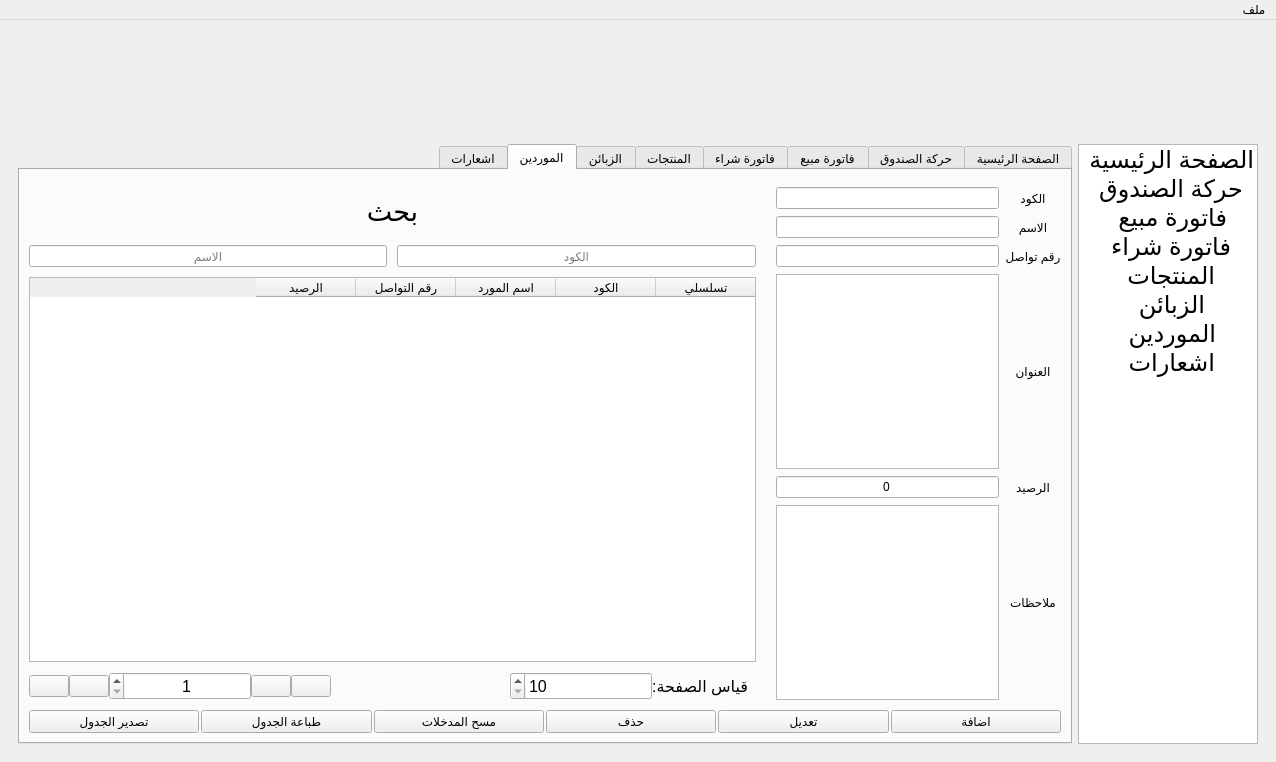
This is j_shop.ui in sameraga/Al_Jamal_Shop as Qt 5 draws it before an edit. The edited form follows.
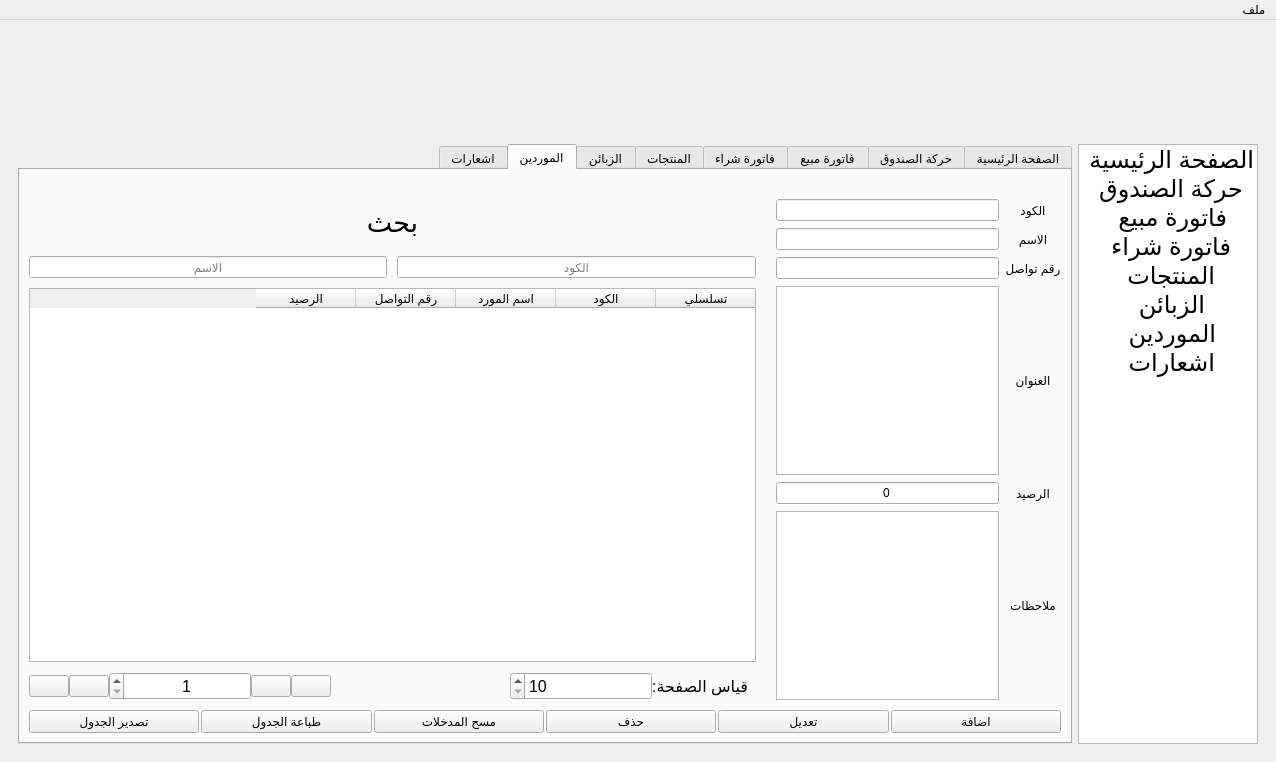
This is the edited form. The open tabs and pages were chosen to show the change. Icons and pictures are not drawn.

Patch:
```diff
--- a/j_shop.ui
+++ b/j_shop.ui
@@ -3003,7 +3003,7 @@
                    <number>0</number>
                   </property>
                   <property name="topMargin">
-                   <number>8</number>
+                   <number>20</number>
                   </property>
                   <property name="bottomMargin">
                    <number>8</number>
@@ -3063,19 +3063,19 @@
                      </widget>
                     </item>
                     <item row="0" column="1">
+                     <widget class="QLineEdit" name="s_code">
+                      <property name="alignment">
+                       <set>Qt::AlignCenter</set>
+                      </property>
+                     </widget>
+                    </item>
+                    <item row="1" column="1">
                      <widget class="QLineEdit" name="s_name">
                       <property name="alignment">
                        <set>Qt::AlignCenter</set>
                       </property>
                      </widget>
                     </item>
-                    <item row="1" column="1">
-                     <widget class="QLineEdit" name="s_phone">
-                      <property name="alignment">
-                       <set>Qt::AlignCenter</set>
-                      </property>
-                     </widget>
-                    </item>
                     <item row="5" column="1">
                      <widget class="QTextEdit" name="s_note">
                       <property name="sizePolicy">
@@ -3126,7 +3126,7 @@
                      </widget>
                     </item>
                     <item row="2" column="1">
-                     <widget class="QLineEdit" name="s_dname">
+                     <widget class="QLineEdit" name="s_phone">
                       <property name="alignment">
                        <set>Qt::AlignCenter</set>
                       </property>
```
Left out of the diff: 48 changed lines with no effect on the pictures.
